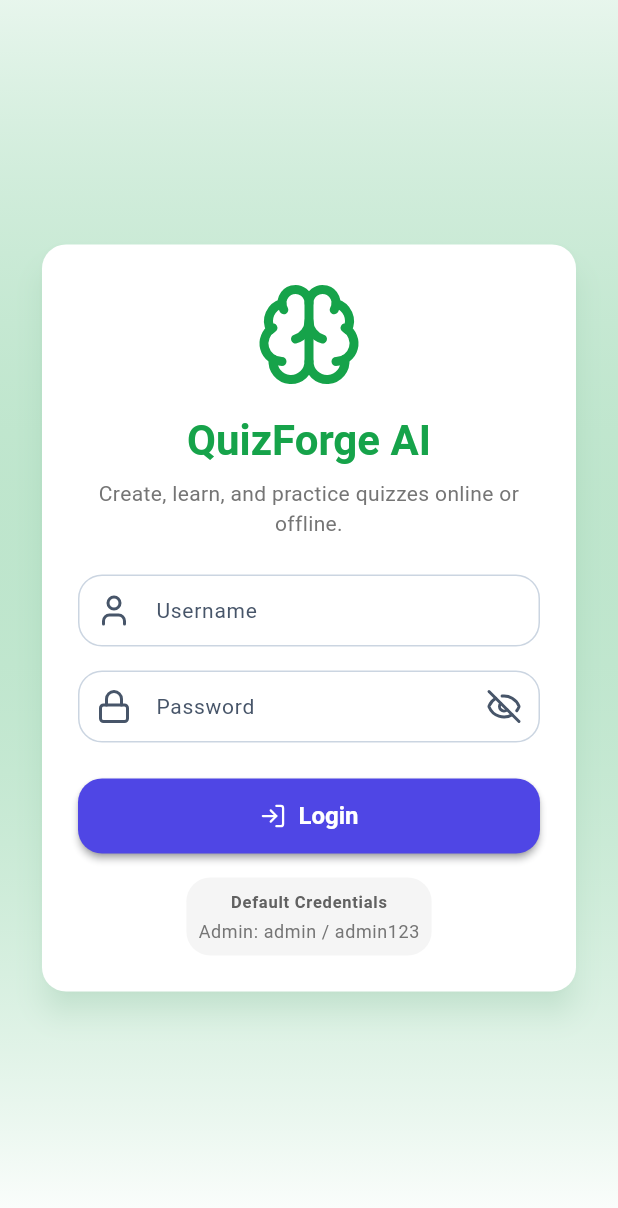
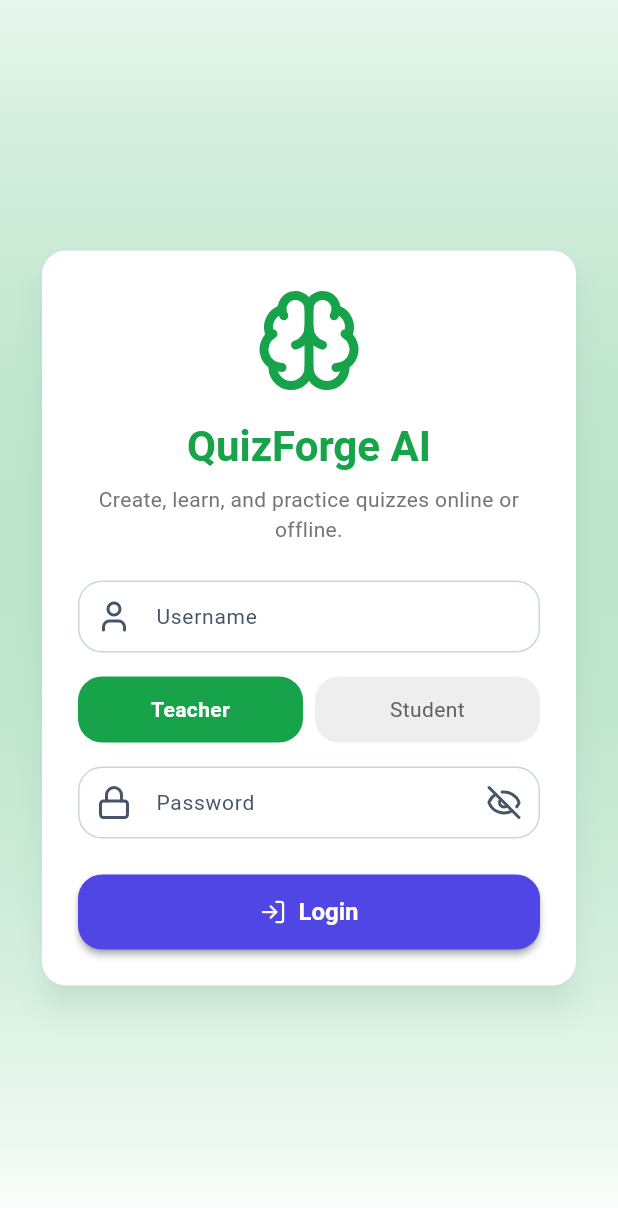
Before and after one commit to Mr-Compile/QuizBuilder_Pro, a Flutter app: the screen it shows after launch, on a phone screen of 412 x 824 dp. Shown: the top 1208 px of the screen. Run offline on Flutter 3.47's test engine with Material 3 defaults, Android fonts, the phone set to English and light mode, and no system bars; our stand-ins replace flutter_secure_storage, lucide_icons_flutter, share_plus, shared_preferences, sqflite, sqflite_common_ffi; accounts and stored records are empty; Roboto replaces fonts that are missing (Poppins).

Commit message:
Rename admin credentials to teacher, add role-based login mode selector, and lazy-initialize DatabaseHelper
- Rename default admin username/password to teacher/teacher123 in app constants
- Update database seed to create 'Teacher' user instead of 'Administrator'
- Add teacher/student mode toggle buttons to login screen
- Add role validation to prevent login with wrong account type
- Remove default credentials display from login screen
- Change DatabaseHelper to lazy initialization in ServiceLocator
- Add

```diff
--- a/lib/core/constants/app_constants.dart
+++ b/lib/core/constants/app_constants.dart
@@ -5,8 +5,8 @@ class AppConstants {
   static const String appName = 'QuizForge AI';
   static const String appTagline = 'Create, learn, and practice quizzes online or offline.';
 
-  static const String defaultAdminUsername = 'admin';
-  static const String defaultAdminPassword = 'admin123';
+  static const String defaultTeacherUsername = 'teacher';
+  static const String defaultTeacherPassword = 'teacher123';
 
   static const String roleTeacher = 'teacher';
   static const String roleStudent = 'student';
--- a/lib/database/database_helper.dart
+++ b/lib/database/database_helper.dart
@@ -1,6 +1,8 @@
 import 'dart:async';
+import 'dart:io';
 import 'package:path/path.dart';
 import 'package:sqflite/sqflite.dart';
+import 'package:sqflite_common_ffi/sqflite_ffi.dart';
 import '../core/constants/app_constants.dart';
 import '../models/quiz_answer.dart';
 import '../models/quiz_result.dart';
@@ -26,6 +28,12 @@ class DatabaseHelper {
   }
 
   Future<Database> _initDatabase() async {
+    // Ensure FFI factory is initialized for desktop platforms
+    if (Platform.isWindows || Platform.isLinux || Platform.isMacOS) {
+      sqfliteFfiInit();
+      databaseFactory = databaseFactoryFfi;
+    }
+
     final databasesPath = await getDatabasesPath();
     final path = join(databasesPath, _dbName);
 
@@ -155,11 +163,11 @@ class DatabaseHelper {
 
   /// Inserts the default sample data required by the project brief.
   Future<void> _seedDatabase(Database db) async {
-    // Admin
+    // Teacher
     await db.insert('users', {
-      'full_name': 'Administrator',
-      'username': AppConstants.defaultAdminUsername,
-      'password': AppConstants.defaultAdminPassword,
+      'full_name': 'Teacher',
+      'username': AppConstants.defaultTeacherUsername,
+      'password': AppConstants.defaultTeacherPassword,
       'role': AppConstants.roleTeacher,
       'is_active': 1,
     });
--- a/lib/features/auth/login_screen.dart
+++ b/lib/features/auth/login_screen.dart
@@ -26,6 +26,7 @@ class _LoginScreenState extends State<LoginScreen> {
   final _passwordController = TextEditingController();
   bool _isLoading = false;
   bool _obscurePassword = true;
+  bool _isTeacherMode = true;
 
   Future<void> _login() async {
     setState(() => _isLoading = true);
@@ -39,7 +40,19 @@ class _LoginScreenState extends State<LoginScreen> {
 
       if (!mounted) return;
 
-      if (user!.role == AppConstants.roleTeacher) {
+      if (user == null) {
+        throw Exception('Login failed');
+      }
+
+      // Validate role matches selected mode
+      if (_isTeacherMode && user.role != AppConstants.roleTeacher) {
+        throw Exception('This account is not a teacher account');
+      }
+      if (!_isTeacherMode && user.role != AppConstants.roleStudent) {
+        throw Exception('This account is not a student account');
+      }
+
+      if (user.role == AppConstants.roleTeacher) {
         Navigator.of(context).pushReplacementNamed(AppRoutes.teacherDashboard);
       } else {
         Navigator.of(context).pushReplacementNamed(AppRoutes.studentDashboard);
@@ -112,6 +125,56 @@ class _LoginScreenState extends State<LoginScreen> {
                       onSubmitted: (_) => FocusScope.of(context).nextFocus(),
                     ),
                     const SizedBox(height: _mediumSpacing),
+                    Row(
+                      children: [
+                        Expanded(
+                          child: GestureDetector(
+                            onTap: () => setState(() => _isTeacherMode = true),
+                            child: Container(
+                              padding: const EdgeInsets.symmetric(vertical: 12),
+                              decoration: BoxDecoration(
+                                color: _isTeacherMode
+                                    ? Theme.of(context).colorScheme.primary
+                                    : Colors.grey.shade200,
+                                borderRadius: BorderRadius.circular(AppTheme.roundedLg),
+                              ),
+                              child: Text(
+                                'Teacher',
+                                textAlign: TextAlign.center,
+                                style: TextStyle(
+                                  color: _isTeacherMode ? Colors.white : Colors.grey.shade700,
+                                  fontWeight: _isTeacherMode ? FontWeight.bold : FontWeight.normal,
+                                ),
+                              ),
+                            ),
+                          ),
+                        ),
+                        const SizedBox(width: _smallSpacing),
+                        Expanded(
+                          child: GestureDetector(
+                            onTap: () => setState(() => _isTeacherMode = false),
+                            child: Container(
+                              padding: const EdgeInsets.symmetric(vertical: 12),
+                              decoration: BoxDecoration(
+                                color: !_isTeacherMode
+                                    ? Theme.of(context).colorScheme.primary
+                                    : Colors.grey.shade200,
+                                borderRadius: BorderRadius.circular(AppTheme.roundedLg),
+                              ),
+                              child: Text(
+                                'Student',
+                                textAlign: TextAlign.center,
+                                style: TextStyle(
+                                  color: !_isTeacherMode ? Colors.white : Colors.grey.shade700,
+                                  fontWeight: !_isTeacherMode ? FontWeight.bold : FontWeight.normal,
+                                ),
+                              ),
+                            ),
+                          ),
+                        ),
+                      ],
+                    ),
+                    const SizedBox(height: _mediumSpacing),
                     TextField(
                       controller: _passwordController,
                       obscureText: _obscurePassword,
@@ -152,32 +215,6 @@ class _LoginScreenState extends State<LoginScreen> {
                         ),
                       ),
                     ),
-                    const SizedBox(height: _mediumSpacing),
-                    Container(
-                      padding: const EdgeInsets.all(_smallSpacing),
-                      decoration: BoxDecoration(
-                        color: Colors.grey.shade100,
-                        borderRadius: BorderRadius.circular(AppTheme.roundedLg),
-                      ),
-                      child: Column(
-                        children: [
-                          Text(
-                            'Default Credentials',
-                            style: Theme.of(context).textTheme.labelSmall?.copyWith(
-                                  fontWeight: FontWeight.bold,
-                                  color: Colors.grey.shade700,
-                                ),
-                          ),
-                          const SizedBox(height: 4),
-                          Text(
-                            'Admin: admin / admin123',
-                            style: Theme.of(context).textTheme.bodySmall?.copyWith(
-                                  color: Colors.grey.shade600,
-                                ),
-                          ),
-                        ],
-                      ),
-                    ),
                   ],
                 ),
               ),
--- a/lib/services/service_locator.dart
+++ b/lib/services/service_locator.dart
@@ -9,13 +9,16 @@ import 'secure_storage_service.dart';
 class ServiceLocator {
   ServiceLocator._();
 
-  static final DatabaseHelper _db = DatabaseHelper();
+  static DatabaseHelper? _db;
   static SharedPreferences? _prefs;
   static AuthService? _auth;
   static GroqAiService? _groq;
   static SecureStorageService? _secure;
 
-  static DatabaseHelper get db => _db;
+  static DatabaseHelper get db {
+    _db ??= DatabaseHelper();
+    return _db!;
+  }
 
   static Future<SharedPreferences> get prefs async {
     _prefs ??= await SharedPreferences.getInstance();
@@ -24,7 +27,7 @@ class ServiceLocator {
 
   static Future<AuthService> get auth async {
     final p = await prefs;
-    _auth ??= AuthService(_db, p);
+    _auth ??= AuthService(db, p);
     return _auth!;
   }
 
@@ -38,7 +41,7 @@ class ServiceLocator {
 
   static Future<GroqAiService> get groq async {
     final s = await secure;
-    _groq ??= GroqAiService(s, _db);
+    _groq ??= GroqAiService(s, db);
     return _groq!;
   }
 }
```
